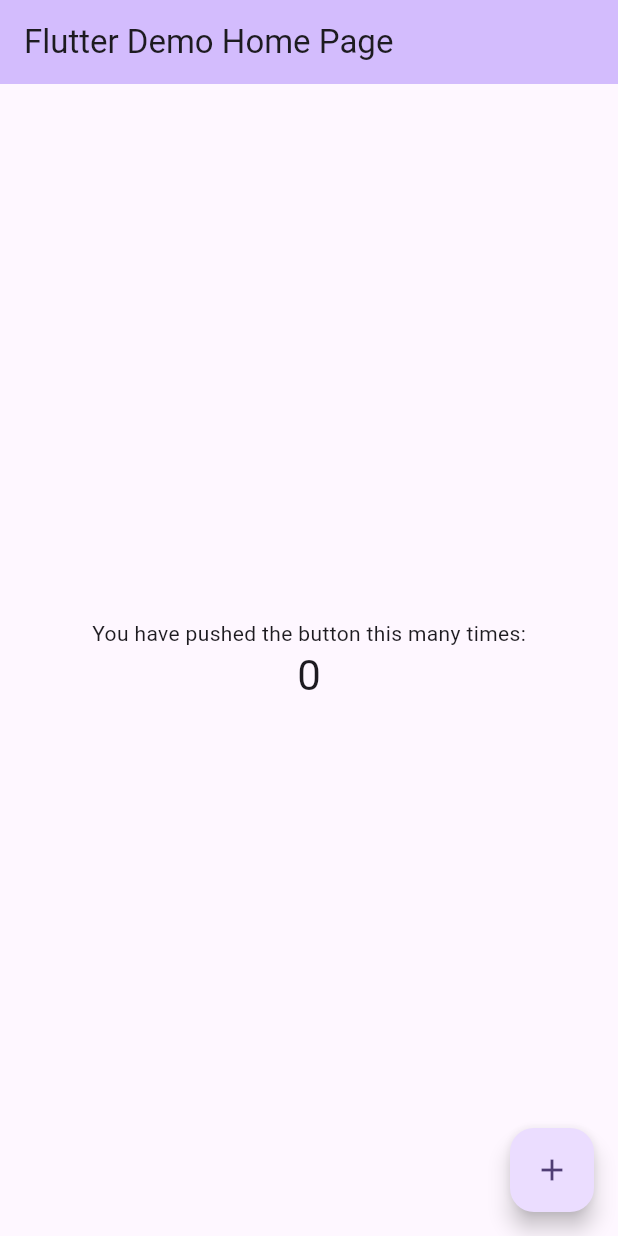
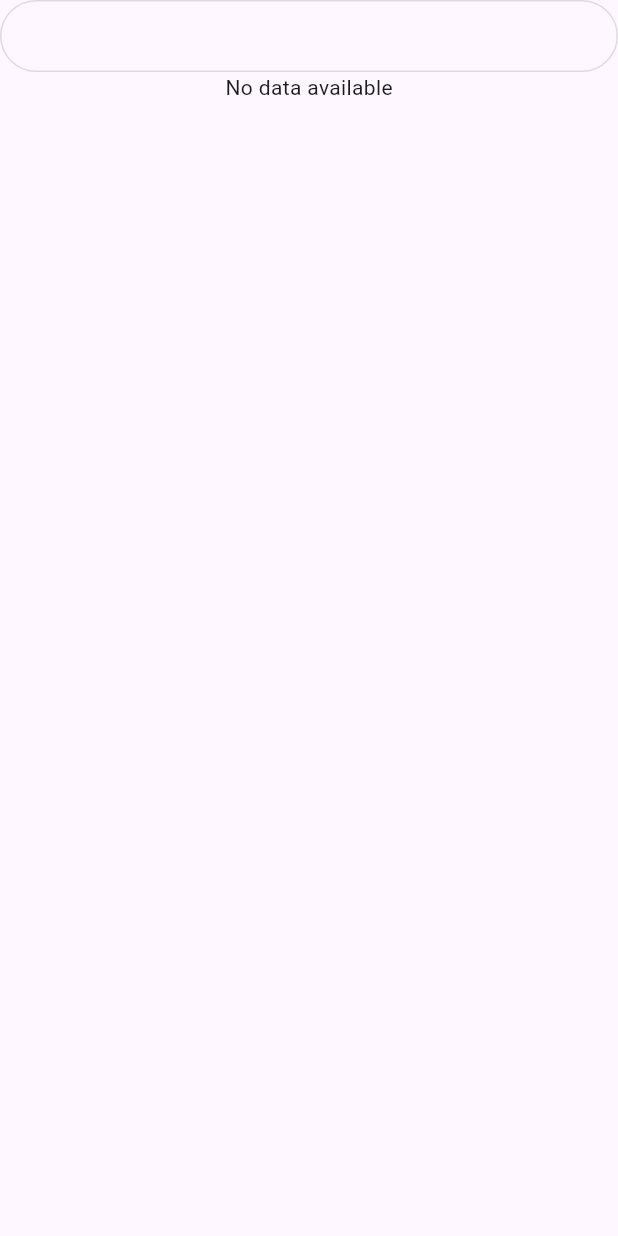
Before and after one commit to CallofCoding/app_utils, a Flutter app: the screen it shows after launch, on a phone screen of 412 x 824 dp. Run offline on Flutter 3.47's test engine with Material 3 defaults, Android fonts, the phone set to English and light mode, and no system bars; our stand-ins replace flutter_secure_storage.

Commit message:
app_text_field added, unstable version NOTE: THIS VERSION IS NOT TESTED

```diff
--- a/example/lib/main.dart
+++ b/example/lib/main.dart
@@ -1,125 +1,68 @@
+import 'package:app_utils/app_utils.dart';
 import 'package:flutter/material.dart';
 
 void main() {
+  WidgetsFlutterBinding.ensureInitialized();
+
+  NetworkServiceConfig().initialize(
+    responseValidationKey: 'status',
+    showLogs: true,
+    onUnAuthentication: (context) {
+      print('main');
+    },
+    snackBar: (message) {
+      return SnackBar(content: Text(message));
+    },
+  );
   runApp(const MyApp());
 }
 
 class MyApp extends StatelessWidget {
   const MyApp({super.key});
 
-  // This widget is the root of your application.
+
   @override
   Widget build(BuildContext context) {
     return MaterialApp(
       title: 'Flutter Demo',
       theme: ThemeData(
-        // This is the theme of your application.
-        //
-        // TRY THIS: Try running your application with "flutter run". You'll see
-        // the application has a purple toolbar. Then, without quitting the app,
-        // try changing the seedColor in the colorScheme below to Colors.green
-        // and then invoke "hot reload" (save your changes or press the "hot
-        // reload" button in a Flutter-supported IDE, or press "r" if you used
-        // the command line to start the app).
-        //
-        // Notice that the counter didn't reset back to zero; the application
-        // state is not lost during the reload. To reset the state, use hot
-        // restart instead.
-        //
-        // This works for code too, not just values: Most code changes can be
-        // tested with just a hot reload.
         colorScheme: ColorScheme.fromSeed(seedColor: Colors.deepPurple),
         useMaterial3: true,
       ),
-      home: const MyHomePage(title: 'Flutter Demo Home Page'),
+      home: const HomeScreen(),
     );
   }
 }
 
-class MyHomePage extends StatefulWidget {
-  const MyHomePage({super.key, required this.title});
-
-  // This widget is the home page of your application. It is stateful, meaning
-  // that it has a State object (defined below) that contains fields that affect
-  // how it looks.
-
-  // This class is the configuration for the state. It holds the values (in this
-  // case the title) provided by the parent (in this case the App widget) and
-  // used by the build method of the State. Fields in a Widget subclass are
-  // always marked "final".
-
-  final String title;
+class HomeScreen extends StatefulWidget {
+  const HomeScreen({super.key});
 
   @override
-  State<MyHomePage> createState() => _MyHomePageState();
+  State<HomeScreen> createState() => _HomeScreenState();
 }
 
-class _MyHomePageState extends State<MyHomePage> {
-  int _counter = 0;
+class _HomeScreenState extends State<HomeScreen> {
 
-  void _incrementCounter() {
-    setState(() {
-      // This call to setState tells the Flutter framework that something has
-      // changed in this State, which causes it to rerun the build method below
-      // so that the display can reflect the updated values. If we changed
-      // _counter without calling setState(), then the build method would not be
-      // called again, and so nothing would appear to happen.
-      _counter++;
-    });
+  NetworkServiceHandler serviceHandler = NetworkServiceHandler();
+
+  Future<void> getData()async{
+    String url = "your-endpoint";
+    serviceHandler.getDataHandler(url,onSuccess: (response) {
+      UserSession.instance.saveToken('234890qwertyuiop');
+      response['data'];
+
+    },);
+
   }
-
   @override
   Widget build(BuildContext context) {
-    // This method is rerun every time setState is called, for instance as done
-    // by the _incrementCounter method above.
-    //
-    // The Flutter framework has been optimized to make rerunning build methods
-    // fast, so that you can just rebuild anything that needs updating rather
-    // than having to individually change instances of widgets.
     return Scaffold(
-      appBar: AppBar(
-        // TRY THIS: Try changing the color here to a specific color (to
-        // Colors.amber, perhaps?) and trigger a hot reload to see the AppBar
-        // change color while the other colors stay the same.
-        backgroundColor: Theme.of(context).colorScheme.inversePrimary,
-        // Here we take the value from the MyHomePage object that was created by
-        // the App.build method, and use it to set our appbar title.
-        title: Text(widget.title),
+      body: Column(
+        children: [
+          AppTextField(errorMsg: 'errorMsg'),
+          FutureBuilder(future: Future.delayed(Duration(seconds: 5)), builder: (context, snapshot) => SnapshotHandler(snapshot: snapshot, onSuccess: (data) => SizedBox(),),),
+        ],
       ),
-      body: Center(
-        // Center is a layout widget. It takes a single child and positions it
-        // in the middle of the parent.
-        child: Column(
-          // Column is also a layout widget. It takes a list of children and
-          // arranges them vertically. By default, it sizes itself to fit its
-          // children horizontally, and tries to be as tall as its parent.
-          //
-          // Column has various properties to control how it sizes itself and
-          // how it positions its children. Here we use mainAxisAlignment to
-          // center the children vertically; the main axis here is the vertical
-          // axis because Columns are vertical (the cross axis would be
-          // horizontal).
-          //
-          // TRY THIS: Invoke "debug painting" (choose the "Toggle Debug Paint"
-          // action in the IDE, or press "p" in the console), to see the
-          // wireframe for each widget.
-          mainAxisAlignment: MainAxisAlignment.center,
-          children: <Widget>[
-            const Text(
-              'You have pushed the button this many times:',
-            ),
-            Text(
-              '$_counter',
-              style: Theme.of(context).textTheme.headlineMedium,
-            ),
-          ],
-        ),
-      ),
-      floatingActionButton: FloatingActionButton(
-        onPressed: _incrementCounter,
-        tooltip: 'Increment',
-        child: const Icon(Icons.add),
-      ), // This trailing comma makes auto-formatting nicer for build methods.
     );
   }
 }
--- /dev/null
+++ b/lib/src/app_text_field.dart
@@ -0,0 +1,165 @@
+import 'package:flutter/cupertino.dart';
+import 'package:flutter/material.dart';
+import 'package:flutter/services.dart';
+
+class AppTextField extends StatefulWidget {
+  final TextEditingController? controller;
+  final String errorMsg;
+  final String? helperText;
+  final TextStyle? helperTextStyle;
+  final String? hint;
+  final TextStyle? hintTextStyle;
+  final EdgeInsetsGeometry? contentPadding;
+  final bool isTextFieldForEmail;
+  final bool? isTextFieldForPassword;
+  final bool isOptional;
+  final bool? filled;
+  final Color? fillColor;
+  final bool? readOnly;
+  final String? initialValue;
+  final String? label;
+  final BoxConstraints? constraints;
+  final int maxHelperLines;
+  final void Function()? onTap;
+  final int maxLines;
+  final TextInputType? keyboardType;
+  final int? maxLengthOfInputFormatter;
+  final void Function(String?)? onSaved;
+  final bool isFieldForCNIC; //if ture then it shows error if the field.length is > 13 or < 13;
+  final bool isDense;
+  final double? borderRadius;
+  final Widget? prefix;
+  final Widget? suffix;
+  final String? errorText;
+  final void Function(String)? onChanged;
+  const AppTextField(
+      {super.key,
+        this.controller,
+        required this.errorMsg,
+        this.helperText,
+        this.helperTextStyle,
+        this.hint,
+        this.hintTextStyle,
+        this.contentPadding,
+        this.filled,
+        this.fillColor,
+        this.maxLines = 1,
+        this.keyboardType,
+        this.maxLengthOfInputFormatter,
+        this.isFieldForCNIC = false,
+        this.maxHelperLines = 1,
+        this.isOptional = false,
+        this.isTextFieldForEmail = false,
+        this.onTap,
+        this.readOnly,
+        this.onSaved, this.initialValue, this.constraints, this.label,this.isDense = true, this.borderRadius, this.prefix, this.suffix,this.isTextFieldForPassword, this.onChanged, this.errorText});
+
+  @override
+  State<AppTextField> createState() => _AppTextFieldState();
+}
+
+class _AppTextFieldState extends State<AppTextField> {
+
+  bool? obscureText;
+
+  void showHidePassword(){
+    setState(() {
+      if(obscureText != null){
+        obscureText = !obscureText!;
+      }
+    });
+  }
+
+  @override
+  void initState() {
+    if(widget.isTextFieldForPassword == true){
+      obscureText = true;
+    }
+    super.initState();
+  }
+
+  @override
+  Widget build(BuildContext context) {
+    return TextFormField(
+      onSaved: widget.onSaved,
+      initialValue: widget.initialValue,
+
+      onTapOutside: (event) {
+        FocusManager.instance.primaryFocus?.unfocus();
+      },
+      onChanged: widget.onChanged,
+      readOnly: widget.readOnly ?? false,
+      onTap: widget.onTap,
+      validator: (value) {
+        if (!widget.isOptional) {
+          if (value == null || value.isEmpty) {
+            return widget.errorMsg;
+          }
+          if (widget.isFieldForCNIC) {
+            if (value.length != 13) {
+              return 'Invalid CNIC';
+            }
+          }
+          if (widget.isTextFieldForEmail) {
+            RegExp regExpEmail = RegExp(
+              r'^[a-zA-Z0-9._%+-]+@[a-zA-Z0-9.-]+\.[a-zA-Z]{2,}$',
+            );
+            if (!regExpEmail.hasMatch(value)) {
+              return 'Invalid Email';
+            }
+          }
+        }
+        return null;
+      },
+      inputFormatters: widget.maxLengthOfInputFormatter == null
+          ? []
+          : [
+        LengthLimitingTextInputFormatter(widget.maxLengthOfInputFormatter)
+      ],
+      keyboardType: widget.keyboardType,
+      autovalidateMode: AutovalidateMode.onUserInteraction,
+      maxLines: widget.maxLines,
+      controller: widget.controller,
+      cursorColor: Colors.black,
+      obscureText: obscureText ?? false,
+      decoration: InputDecoration(
+          labelText: widget.label,
+          constraints: widget.constraints,
+          errorText: widget.errorText,
+          isDense: widget.isDense,
+          contentPadding: widget.contentPadding ?? EdgeInsets.all(12),
+          hintText: widget.hint,
+          hintStyle: widget.hintTextStyle,
+          helperStyle: widget.helperTextStyle,
+          helperText: widget.helperText,
+          helperMaxLines: widget.maxHelperLines,
+          filled: widget.filled,
+          fillColor: widget.fillColor,
+          prefixIcon: widget.prefix,
+          suffixIcon: obscureText == null ? widget.suffix : IconButton(
+              onPressed: showHidePassword,
+              splashRadius: 20,
+              icon: Icon(obscureText == true ? CupertinoIcons.eye_slash_fill : CupertinoIcons.eye_fill)
+          ) ,
+          prefixIconConstraints: BoxConstraints(),
+          suffixIconConstraints: BoxConstraints(),
+          border: inputBorder(enableBorder: true),
+          focusedBorder: inputBorder(enableBorder: true,color: Theme.of(context).primaryColor),
+          enabledBorder: inputBorder(enableBorder: true),
+          errorBorder: inputBorder(
+            enableBorder: true,
+            color: Colors.red,
+          )),
+    );
+  }
+
+
+  InputBorder inputBorder(
+      {bool enableBorder = false, Color color = Colors.black12}) {
+    return OutlineInputBorder(
+        borderRadius: BorderRadius.circular(widget.borderRadius ?? 40),
+        borderSide: BorderSide(
+            style: enableBorder == false ? BorderStyle.none : BorderStyle.solid,
+            color: color));
+  }
+}
--- /dev/null
+++ b/lib/src/core/user_session.dart
@@ -0,0 +1,22 @@
+import 'package:flutter_secure_storage/flutter_secure_storage.dart';
+
+class UserSession{
+  UserSession._();
+  static final UserSession _instance = UserSession._();
+
+  static UserSession get instance => _instance;
+
+  final FlutterSecureStorage _secureStorage = const FlutterSecureStorage();
+
+  Future<void> saveToken(String token)async{
+    await _secureStorage.write(key: 'access_token', value: token);
+  }
+
+  Future<String?> getToken()async{
+    return await _secureStorage.read(key: 'access_token');
+  }
+
+  Future<void> deleteToken()async{
+    await _secureStorage.delete(key: 'access_token');
+  }
+}
--- a/pubspec.yaml
+++ b/pubspec.yaml
@@ -10,9 +10,8 @@ environment:
 dependencies:
   flutter:
     sdk: flutter
+  flutter_secure_storage: ^9.2.4
   http: ^1.3.0
-  image_picker: ^1.1.2
-  shared_preferences: ^2.2.3
 
 dev_dependencies:
   flutter_test:
```
Also changed, not shown: lib/app_utils.dart (+9 -0 lines), lib/src/network_service_handler.dart (+19 -32 lines), example/pubspec.lock, 7 other files.
